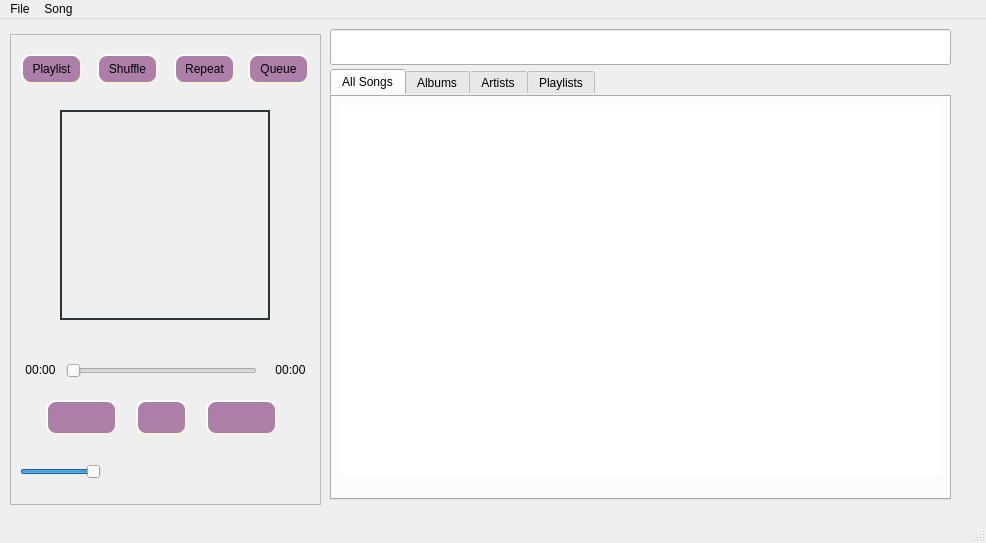
pirxus/waPlayer, file src/player.ui: the form before one commit.
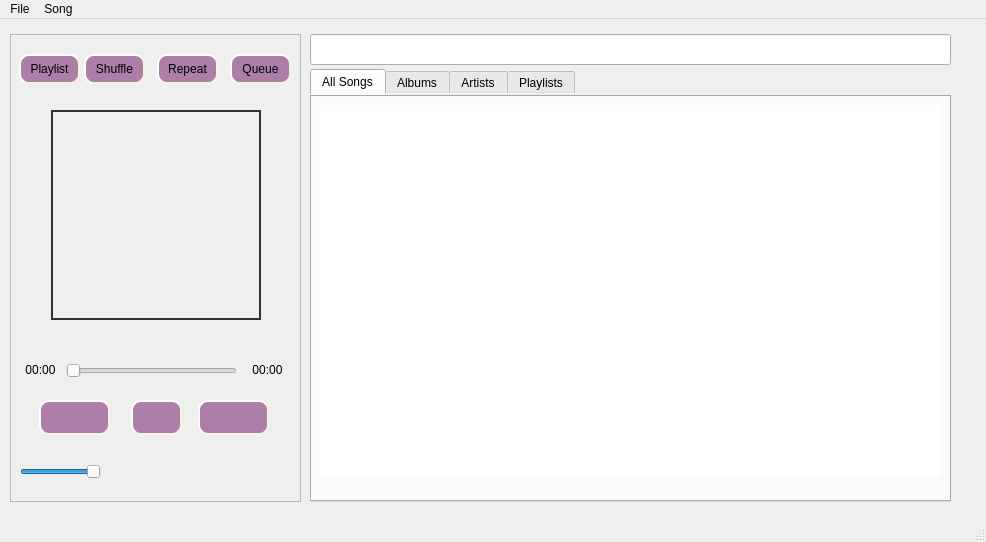
The form after the commit. The open tabs and pages were chosen to show the change. Icons and pictures are not drawn.

Commit message: lined up frame edges, shrinked the player window a little

```diff
--- a/src/player.ui
+++ b/src/player.ui
@@ -7,7 +7,7 @@
     <x>0</x>
     <y>0</y>
     <width>986</width>
-    <height>543</height>
+    <height>542</height>
    </rect>
   </property>
   <property name="windowTitle">
@@ -34,10 +34,10 @@
    <widget class="QTabWidget" name="tabWidget">
     <property name="geometry">
      <rect>
-      <x>330</x>
+      <x>310</x>
       <y>50</y>
-      <width>621</width>
-      <height>431</height>
+      <width>641</width>
+      <height>433</height>
      </rect>
     </property>
     <property name="sizePolicy">
@@ -83,7 +83,7 @@
        <rect>
         <x>10</x>
         <y>10</y>
-        <width>601</width>
+        <width>621</width>
         <height>371</height>
        </rect>
       </property>
@@ -95,7 +95,7 @@
       </property>
       <property name="maximumSize">
        <size>
-        <width>601</width>
+        <width>700</width>
         <height>381</height>
        </size>
       </property>
@@ -182,8 +182,8 @@
      <rect>
       <x>10</x>
       <y>15</y>
-      <width>311</width>
-      <height>471</height>
+      <width>291</width>
+      <height>468</height>
      </rect>
     </property>
     <property name="frameShape">
@@ -195,7 +195,7 @@
     <widget class="QPushButton" name="pushButtonPlay">
      <property name="geometry">
       <rect>
-       <x>126</x>
+       <x>121</x>
        <y>366</y>
        <width>51</width>
        <height>35</height>
@@ -223,7 +223,7 @@
       <rect>
        <x>56</x>
        <y>325</y>
-       <width>191</width>
+       <width>171</width>
        <height>24</height>
       </rect>
      </property>
@@ -259,7 +259,7 @@
     <widget class="QPushButton" name="pushButtonPrev">
      <property name="geometry">
       <rect>
-       <x>36</x>
+       <x>29</x>
        <y>366</y>
        <width>71</width>
        <height>35</height>
@@ -285,7 +285,7 @@
     <widget class="QPushButton" name="pushButtonNext">
      <property name="geometry">
       <rect>
-       <x>196</x>
+       <x>188</x>
        <y>366</y>
        <width>71</width>
        <height>35</height>
@@ -314,7 +314,7 @@
     <widget class="QLabel" name="label">
      <property name="geometry">
       <rect>
-       <x>50</x>
+       <x>41</x>
        <y>76</y>
        <width>210</width>
        <height>210</height>
@@ -363,7 +363,7 @@
     <widget class="QLabel" name="labelSongDuration">
      <property name="geometry">
       <rect>
-       <x>260</x>
+       <x>237</x>
        <y>326</y>
        <width>41</width>
        <height>20</height>
@@ -379,7 +379,7 @@
     <widget class="QPushButton" name="pushButtonShuffle">
      <property name="geometry">
       <rect>
-       <x>87</x>
+       <x>74</x>
        <y>20</y>
        <width>61</width>
        <height>30</height>
@@ -395,7 +395,7 @@
     <widget class="QPushButton" name="pushButtonShuffle_2">
      <property name="geometry">
       <rect>
-       <x>238</x>
+       <x>220</x>
        <y>20</y>
        <width>61</width>
        <height>30</height>
@@ -411,7 +411,7 @@
     <widget class="QPushButton" name="pushButtonShuffle_3">
      <property name="geometry">
       <rect>
-       <x>164</x>
+       <x>147</x>
        <y>20</y>
        <width>61</width>
        <height>30</height>
@@ -427,7 +427,7 @@
     <widget class="QPushButton" name="pushButtonShuffle_4">
      <property name="geometry">
       <rect>
-       <x>11</x>
+       <x>9</x>
        <y>20</y>
        <width>61</width>
        <height>30</height>
@@ -444,10 +444,10 @@
    <widget class="QLineEdit" name="lineEdit">
     <property name="geometry">
      <rect>
-      <x>330</x>
-      <y>10</y>
-      <width>621</width>
-      <height>36</height>
+      <x>310</x>
+      <y>15</y>
+      <width>641</width>
+      <height>31</height>
      </rect>
     </property>
    </widget>
```
Left out of the diff: 2 changed lines with no effect on the pictures.
